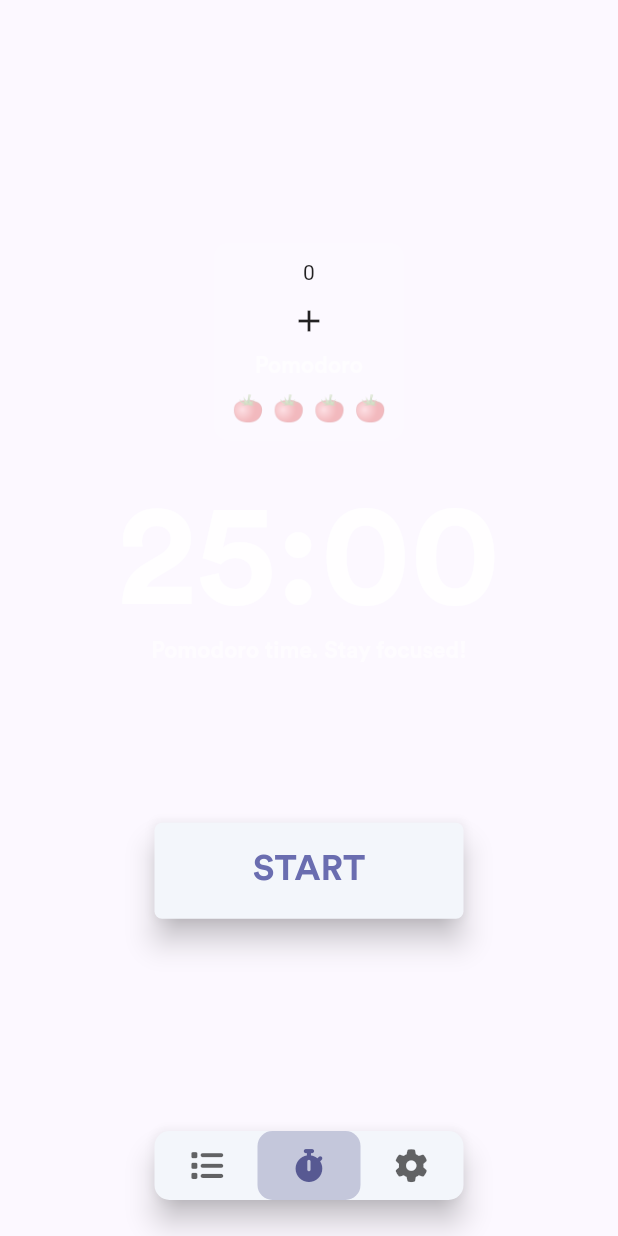
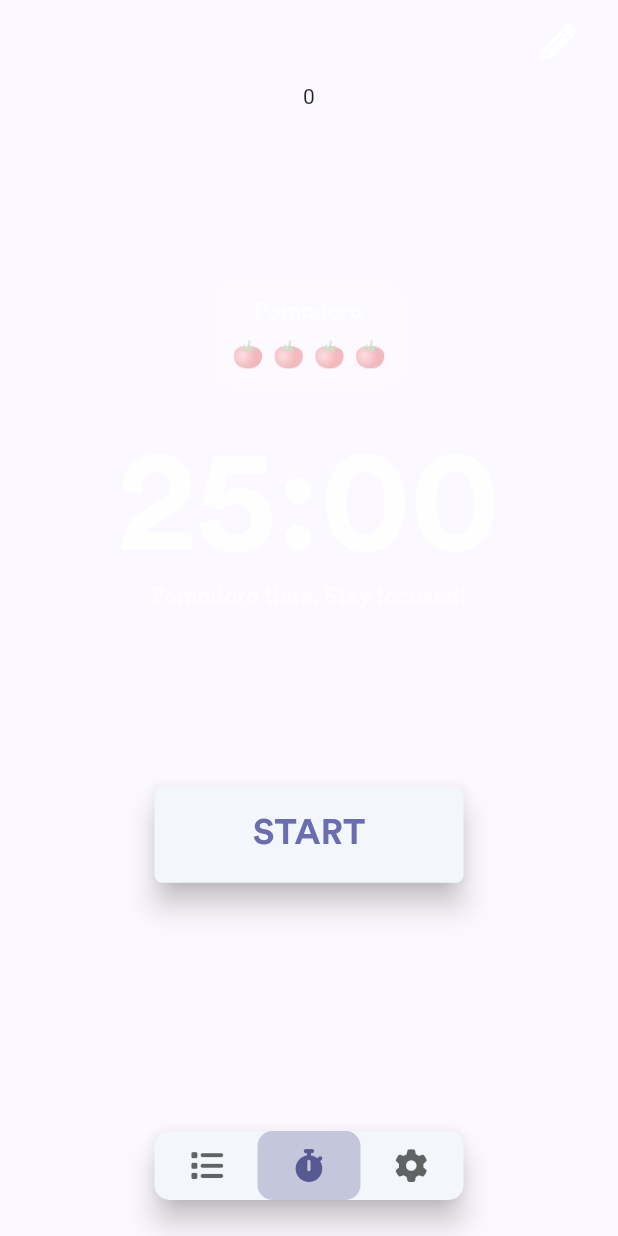
Before and after one commit to freemantg/crackd_timer, a Flutter app: the screen it shows after launch, after a tap on an icon or button, on a phone screen of 412 x 824 dp. Run offline on Flutter 3.47's test engine with Material 2 defaults, Android fonts, the phone set to English and light mode, and no system bars; our stand-ins replace auto_route, bloc, dartz, flutter_bloc, flutter_hooks, flutter_markdown and 4 more.

Commit message:
Implemented updateTimer to TimerBloc

```diff
--- a/lib/injection_container.dart
+++ b/lib/injection_container.dart
@@ -27,7 +27,7 @@ Future<void> init() async {
   getIt.registerFactory(() => EmojisBloc(getIt()));
 
   //Cubits
-  getIt.registerFactory(() => TaskCubit());
+  getIt.registerFactory(() => TaskCubit(getIt()));
   getIt.registerFactory(() => ThemeCubit());
 
   //Router
--- a/lib/src/app_widget.dart
+++ b/lib/src/app_widget.dart
@@ -19,6 +19,7 @@ class AppWidget extends StatelessWidget {
   Widget build(BuildContext context) {
     return MultiBlocProvider(
       providers: [
+        //BLOCS
         BlocProvider(
           create: (_) => getIt<SettingsBloc>(),
         ),
@@ -32,6 +33,8 @@ class AppWidget extends StatelessWidget {
         BlocProvider(
           create: (context) => getIt<TaskActorBloc>(),
         ),
+
+        //CUBITS
         BlocProvider(
           create: (_) => getIt<TaskCubit>(),
         ),
@@ -48,14 +51,21 @@ class AppWidget extends StatelessWidget {
               listenWhen: (previous, current) =>
                   previous.timerType != current.timerType,
               listener: (context, state) => _updateDurationActor(context)),
-          BlocListener<TaskActorBloc, TaskActorState>(
+          BlocListener<TimerBloc, TimerState>(
+            listenWhen: (previous, current) => current is TimerCompleted,
+            listener: (context, state) => _updateTimerType(context),
+          ),
+          BlocListener<TimerBloc, TimerState>(
+            listenWhen: (previous, current) =>
+                current is TimerCompleted &&
+                current.timerType == TimerType.focus,
             listener: (context, state) {
-              state.maybeMap(
-                actionSuccess: (_) {},
-                orElse: () {},
-              );
+              final task = context.read<TaskCubit>().state;
+              context
+                  .read<TaskActorBloc>()
+                  .add(TaskActorEvent.incrementPomodoro(task));
             },
-          )
+          ),
         ],
         child: BlocBuilder<ThemeCubit, AppTheme>(
           builder: (context, appTheme) {
@@ -70,6 +80,22 @@ class AppWidget extends StatelessWidget {
     );
   }
 
+  _updateTimerType(BuildContext context) {
+    print('updateTimerType');
+    final timerBloc = context.read<TimerBloc>();
+    final timerCompletedCount = timerBloc.state.timerCompletedCount;
+
+    timerBloc.add(
+      TimerEvent.updateTimer(
+        timerType: (timerCompletedCount + 1) % 2 == 0
+            ? (timerCompletedCount + 1) % 4 == 0
+                ? TimerType.longBreak
+                : TimerType.shortBreak
+            : TimerType.focus,
+      ),
+    );
+  }
+
   _updateDurationActor(BuildContext context) {
     final timerBloc = context.read<TimerBloc>();
     final settingsBloc = context.read<SettingsBloc>();
@@ -77,18 +103,23 @@ class AppWidget extends StatelessWidget {
     switch (timerBloc.state.timerType) {
       case TimerType.focus:
         return timerBloc.add(
-          TimerEvent.updateDuration(duration: settingsBloc.state.focusTime),
+          TimerEvent.updateTimer(
+            duration: settingsBloc.state.focusTime,
+          ),
         );
 
       case TimerType.shortBreak:
         return timerBloc.add(
-          TimerEvent.updateDuration(
-              duration: settingsBloc.state.shortBreakTime),
+          TimerEvent.updateTimer(
+            duration: settingsBloc.state.shortBreakTime,
+          ),
         );
 
       case TimerType.longBreak:
         return timerBloc.add(
-          TimerEvent.updateDuration(duration: settingsBloc.state.longBreakTime),
+          TimerEvent.updateTimer(
+            duration: settingsBloc.state.longBreakTime,
+          ),
         );
     }
   }
--- a/lib/src/application/core/task_cubit/task_cubit.dart
+++ b/lib/src/application/core/task_cubit/task_cubit.dart
@@ -1,9 +1,26 @@
+import 'dart:async';
+
 import 'package:bloc/bloc.dart';
+import 'package:dartz/dartz.dart' hide Task;
+import 'package:robot_timer/src/infrastructure/core/task_repository.dart';
 
+import '../../../domain/core/task_failure.dart';
 import '../../../domain/tasks/task.dart';
 
 class TaskCubit extends Cubit<Task> {
-  TaskCubit() : super(Task.empty());
+  final TaskRepository _taskRepository;
 
-  void updateTask(Task task) => emit(task);
+  TaskCubit(this._taskRepository) : super(Task.empty());
+  StreamSubscription<Either<TaskFailure, Task>>? _taskStreamSubscription;
+
+  void updateTask(Task task) async {
+    await _taskStreamSubscription?.cancel();
+    _taskStreamSubscription = _taskRepository
+        .fetchTask(task)
+        .listen((failureOrSuccess) => taskReceived(failureOrSuccess));
+  }
+
+  void taskReceived(Either<TaskFailure, Task> failureOrSuccess) {
+    emit(failureOrSuccess.fold((l) => Task.empty(), (task) => task));
+  }
 }
--- a/lib/src/application/timer/timer_bloc/timer_event.dart
+++ b/lib/src/application/timer/timer_bloc/timer_event.dart
@@ -7,7 +7,8 @@ class TimerEvent with _$TimerEvent {
   const factory TimerEvent.resumed() = _Resumed;
   const factory TimerEvent.reset({required int duration}) = _Reset;
   const factory TimerEvent.ticked({required int duration}) = _Ticked;
-  const factory TimerEvent.updateDuration({required int duration}) =
-      _UpdateDuration;
-  const factory TimerEvent.updateTimerType() = _UpdateTimerType;
+  const factory TimerEvent.updateTimer({
+     int? duration,
+     TimerType? timerType,
+  }) = _UpdateDuration;
 }
--- a/lib/src/application/timer/timer_bloc/timer_state.dart
+++ b/lib/src/application/timer/timer_bloc/timer_state.dart
@@ -11,17 +11,21 @@ class TimerState with _$TimerState {
   const factory TimerState.initial({
     @Default(DefaultSettings.focusTime * 60) int duration,
     @Default(TimerType.focus) TimerType timerType,
-  }) = _Initial;
+    @Default(0) int timerCompletedCount,
+  }) = Initial;
   const factory TimerState.running({
     required int duration,
     required TimerType timerType,
-  }) = _TimerRunning;
+    required int timerCompletedCount,
+  }) = TimerRunning;
   const factory TimerState.paused({
     required int duration,
     required TimerType timerType,
-  }) = _TimerPaused;
+    required int timerCompletedCount,
+  }) = TimerPaused;
   const factory TimerState.complete({
     required int duration,
     required TimerType timerType,
-  }) = _TimerCompleted;
+    required int timerCompletedCount,
+  }) = TimerCompleted;
 }
--- a/lib/src/domain/core/tasks_interface.dart
+++ b/lib/src/domain/core/tasks_interface.dart
@@ -4,6 +4,7 @@ import '../tasks/task.dart';
 import 'task_failure.dart';
 
 abstract class TasksInterface {
+  Stream<Either<TaskFailure, Task>> fetchTask(Task task);
   Stream<Either<TaskFailure, List<Task>>> fetchTasks();
   Stream<Either<TaskFailure, List<Task>>> fetchUncompleted();
   Future<Either<TaskFailure, Unit>> create(Task task);
--- a/lib/src/presentation/shared/styled_components/styled_app_bar.dart
+++ b/lib/src/presentation/shared/styled_components/styled_app_bar.dart
@@ -1,9 +1,14 @@
 import 'package:flutter/material.dart';
 import 'package:flutter_bloc/flutter_bloc.dart';
+import 'package:font_awesome_flutter/font_awesome_flutter.dart';
 import 'package:robot_timer/src/presentation/shared/styled_components/styled_save_button.dart';
 
+import '../../../../injection_container.dart';
+import '../../../application/core/task_cubit/task_cubit.dart';
 import '../../../application/tasks/task_form/bloc/task_form_bloc.dart';
 import '../../../application/timer/timer_bloc/timer_bloc.dart';
+import '../../../domain/tasks/task.dart';
+import '../../../shared/app_router.gr.dart';
 import '../../../shared/text_styles.dart';
 
 class StyledAppBar extends StatelessWidget implements PreferredSizeWidget {
@@ -36,9 +41,11 @@ class StyledAppBar extends StatelessWidget implements PreferredSizeWidget {
                 style: TextStyles.h2,
               ),
               const Spacer(),
-              StyledSaveButton(onTap: () {
-                context.read<TaskFormBloc>().add(const TaskFormEvent.saved());
-              }),
+              StyledSaveButton(
+                onTap: () => context
+                    .read<TaskFormBloc>()
+                    .add(const TaskFormEvent.saved()),
+              ),
             ],
           );
         },
@@ -49,26 +56,23 @@ class StyledAppBar extends StatelessWidget implements PreferredSizeWidget {
   factory StyledAppBar.timerPage() {
     return StyledAppBar._(
       centerTitle: true,
-      title: BlocBuilder<TimerBloc, TimerState>(
+      title: BlocBuilder<TaskCubit, Task>(
         builder: (context, state) {
-          return Row(
-            mainAxisAlignment: MainAxisAlignment.center,
-            textBaseline: TextBaseline.ideographic,
-            crossAxisAlignment: CrossAxisAlignment.baseline,
-            mainAxisSize: MainAxisSize.min,
-            children: const [
-              Spacer(),
-              // Text(
-              //   state.task?.title ?? 'Add a Task',
-              //   style: TextStyles.h2,
-              // ),
-              // Expanded(
-              //   child: IconButton(
-              //     onPressed: () =>
-              //         getIt<AppRouter>().push(AddTaskRoute(task: state.task)),
-              //     icon: const FaIcon(FontAwesomeIcons.pencil),
-              //   ),
-              // )
+          return Stack(
+            alignment: Alignment.center,
+            children: [
+              Text(
+                state.title,
+                style: TextStyles.h2,
+              ),
+              Align(
+                alignment: Alignment.centerRight,
+                child: IconButton(
+                  onPressed: () =>
+                      getIt<AppRouter>().push(AddTaskRoute(task: state)),
+                  icon: const FaIcon(FontAwesomeIcons.pencil),
+                ),
+              )
             ],
           );
         },
--- a/lib/src/presentation/timer/timer_page.dart
+++ b/lib/src/presentation/timer/timer_page.dart
@@ -1,7 +1,9 @@
 import 'package:flutter/material.dart';
+import 'package:flutter_bloc/flutter_bloc.dart';
 import 'package:robot_timer/src/presentation/shared/styled_components/styled_app_bar.dart';
 import 'package:robot_timer/src/presentation/timer/widgets/timer_main_action_button.dart';
 
+import '../../application/timer/timer_bloc/timer_bloc.dart';
 import '../../shared/styles.dart';
 
 import 'widgets/pomodoro_counter.dart';
@@ -28,16 +30,21 @@ class _TimerBody extends StatelessWidget {
   @override
   Widget build(BuildContext context) {
     return Column(
-      children: const [
-        Spacer(),
-        PomodoroCounter(),
-        HSpace(size: Insets.xl),
-        StyledTimerDisplay(),
-        HSpace(size: Insets.xs),
-        StyledTimerTextDisplay(),
-        Spacer(),
-        TimerMainActionButton(),
-        Spacer(flex: 2),
+      children: [
+        BlocBuilder<TimerBloc, TimerState>(
+          builder: (context, state) {
+            return Text(state.timerCompletedCount.toString());
+          },
+        ),
+        const Spacer(),
+        const PomodoroCounter(),
+        const HSpace(size: Insets.xl),
+        const StyledTimerDisplay(),
+        const HSpace(size: Insets.xs),
+        const StyledTimerTextDisplay(),
+        const Spacer(),
+        const TimerMainActionButton(),
+        const Spacer(flex: 2),
       ],
     );
   }
--- a/lib/src/presentation/timer/widgets/pomodoro_counter.dart
+++ b/lib/src/presentation/timer/widgets/pomodoro_counter.dart
@@ -16,16 +16,13 @@ class PomodoroCounter extends StatelessWidget {
   Widget build(BuildContext context) {
     final task = context.select((TaskCubit taskCubit) => taskCubit.state);
 
-    return BlocConsumer<TimerBloc, TimerState>(
-      listener: (context, state) {},
+    return BlocBuilder<TimerBloc, TimerState>(
       builder: (context, state) {
         return LayoutBuilder(
           builder: (context, constraints) {
             return _StyledLowOpacityContainer(
               child: Column(
                 children: [
-                  Text(task.completedSessions.toString()),
-                  IconButton(icon: const Icon(Icons.add), onPressed: () {}),
                   Text(
                     _buildTimerText(state.timerType),
                     style: TextStyles.title1MediumOpacity,
@@ -40,7 +37,9 @@ class PomodoroCounter extends StatelessWidget {
                       spacing: Insets.sm,
                       runSpacing: Insets.sm,
                       children: List.generate(
-                        task.activeSessions,
+                        task.activeSessions > task.completedSessions
+                            ? task.activeSessions
+                            : task.completedSessions,
                         (index) {
                           return index >= task.completedSessions
                               ? _EmojiIndicator(emoji: task.emoji)
--- a/lib/src/presentation/timer/widgets/styled_timer_text_display.dart
+++ b/lib/src/presentation/timer/widgets/styled_timer_text_display.dart
@@ -26,7 +26,7 @@ class StyledTimerTextDisplay extends StatelessWidget {
       case TimerType.focus:
         return 'Pomodoro time. Stay focused!';
       default:
-        return 'Take a break!';
+        return 'Time for a break!';
     }
   }
 }
```
Also changed, not shown: lib/src/application/timer/timer_bloc/timer_bloc.dart (+12 -17 lines), lib/src/infrastructure/core/task_repository.dart (+9 -0 lines), lib/src/infrastructure/core/tasks_local_service.dart (+10 -0 lines), lib/src/presentation/tasks/widgets/pomodoro_card.dart (+1 -7 lines), lib/src/application/timer/timer_bloc/timer_bloc.freezed.dart.
